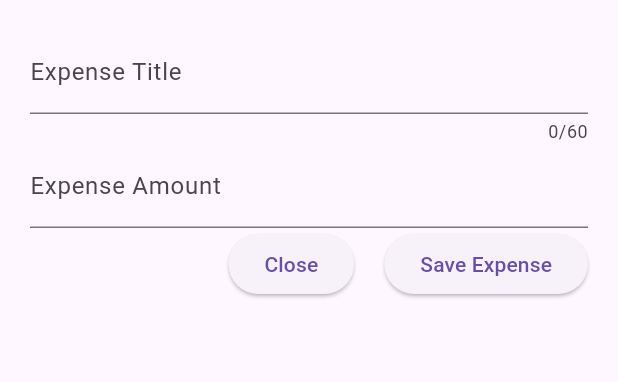
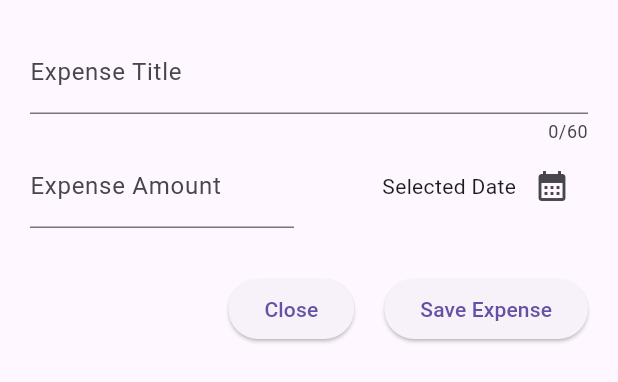
Before and after one commit to adekams/expense_tracker, a Flutter app: the NewExpense widget shown alone on an empty page, opened directly, on a phone screen of 412 x 824 dp. Shown: the top 382 px of the screen. Run offline on Flutter 3.47's test engine with Material 2 defaults, Android fonts, the phone set to English and light mode, and no system bars.

Commit message:
using expanded widget and rows

```diff
--- a/lib/widgets/new_expense.dart
+++ b/lib/widgets/new_expense.dart
@@ -31,7 +31,10 @@ class _NewExpenseState extends State<NewExpense> {
               label: Text('Expense Title'),
             ),
           ),
-          TextField(
+          Row(
+            children: [
+              Expanded(
+                child: TextField(
                   keyboardType: TextInputType.number,
                   controller: _amountController,
                   decoration: const InputDecoration(
@@ -39,17 +42,36 @@ class _NewExpenseState extends State<NewExpense> {
                     label: Text('Expense Amount'),
                   ),
                 ),
-          Row(
-            children: [],
+              ),
+              const SizedBox(
+                width: 20,
+              ),
+              Expanded(
+                child: Row(
+                  mainAxisAlignment: MainAxisAlignment.end,
+                  children: [
+                    const Text('Selected Date'),
+                    IconButton(
+                        onPressed: () {},
+                        icon: const Icon(Icons.calendar_month))
+                  ],
+                ),
+              )
+            ],
+          ),
+          const SizedBox(
+            height: 30,
           ),
           Row(
             mainAxisAlignment: MainAxisAlignment.end,
             children: [
               ElevatedButton(
-                onPressed: () {},
+                onPressed: () {
+                  Navigator.pop(context);
+                },
                 child: const Text('Close'),
               ),
-              SizedBox(
+              const SizedBox(
                 width: 20,
               ),
               ElevatedButton(
```
Lines whose indentation alone changed are shown as unchanged.
